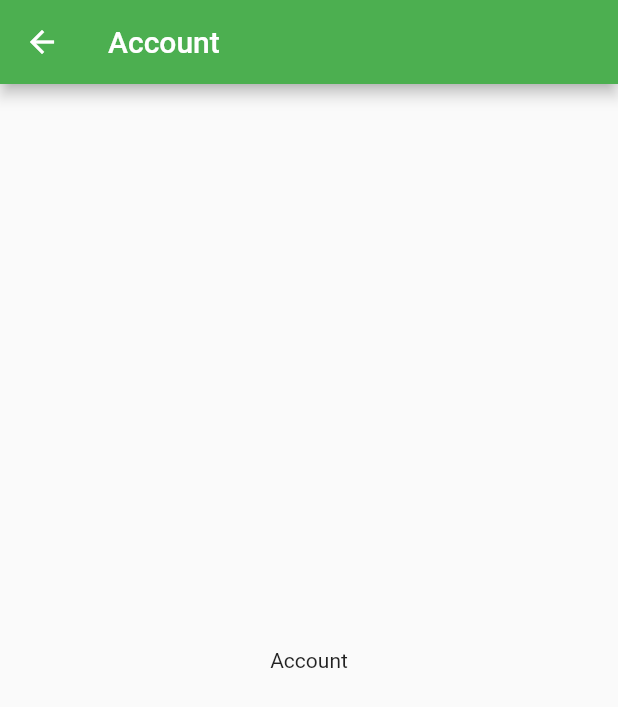
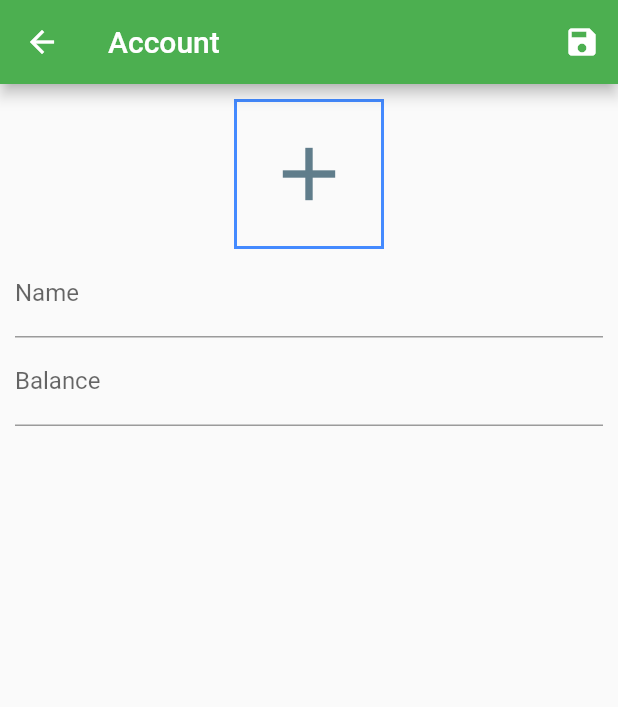
Before and after one commit to dxps/flutter_playground, a Flutter app: the AccountPage screen opened directly, on a phone screen of 412 x 824 dp. Shown: the top 707 px of the screen. Run offline on Flutter 3.47's test engine with Material 2 defaults, Android fonts, the light colour scheme and no system bars; our stand-ins replace bloc, flutter_bloc, geolocator, get_it, rxdart, sqflite; missing offline and left inert: flutter_reorderable_list; accounts and stored records are empty.

Commit message:
spend_tracker > unit5m2

```diff
--- a/spend_tracker/lib/pages/accounts/account_page.dart
+++ b/spend_tracker/lib/pages/accounts/account_page.dart
@@ -1,15 +1,83 @@
 import 'package:flutter/material.dart';
+import 'package:spend_tracker/pages/icons/icons_page.dart';
 
-class AccountPage extends StatelessWidget {
+class AccountPage extends StatefulWidget {
   const AccountPage({Key key}) : super(key: key);
+
+  @override
+  _AccountPageState createState() => _AccountPageState();
+}
+
+class _AccountPageState extends State<AccountPage> {
+  //
+  var _formData = Map<String, dynamic>();
+  var _formKey = GlobalKey<FormState>();
+  IconData _newIcon;
 
   @override
   Widget build(BuildContext context) {
     return Container(
       child: Scaffold(
-        appBar: AppBar(title: const Text('Account')),
-        body: Center(
-          child: const Text('Account'),
+        appBar: AppBar(
+          title: const Text('Account'),
+          actions: <Widget>[
+            IconButton(
+              icon: Icon(Icons.save),
+              onPressed: () {
+                if (!_formKey.currentState.validate()) return;
+                _formKey.currentState.save();
+                Navigator.of(context).pop();
+              },
+            )
+          ],
+        ),
+        body: Form(
+          key: _formKey,
+          child: Padding(
+            padding: const EdgeInsets.all(10.0),
+            child: Column(
+              children: <Widget>[
+                InkWell(
+                  onTap: () async {
+                    var iconData = await Navigator.push(
+                      context,
+                      MaterialPageRoute(builder: (context) => IconsPage()),
+                    );
+                    setState(() {
+                      _newIcon = iconData;
+                    });
+                  },
+                  child: Container(
+                    height: 100,
+                    width: 100,
+                    decoration:
+                        BoxDecoration(border: Border.all(width: 2, color: Colors.blueAccent)),
+                    child: Icon(
+                      _newIcon = _newIcon == null ? Icons.add : _newIcon,
+                      size: 60,
+                      color: Colors.blueGrey,
+                    ),
+                  ),
+                ),
+                TextFormField(
+                  decoration: InputDecoration(labelText: 'Name'),
+                  onSaved: (String value) => _formData['name'] = value,
+                  validator: (String value) {
+                    return (value.isEmpty) ? 'Required' : null;
+                  },
+                ),
+                TextFormField(
+                  decoration: InputDecoration(labelText: 'Balance'),
+                  keyboardType: TextInputType.numberWithOptions(decimal: true, signed: true),
+                  onSaved: (String value) => _formData['balance'] = value,
+                  validator: (String value) {
+                    if (value.isEmpty) return 'Required';
+                    return (double.tryParse(value) == null) ? 'Invalid Number' : null;
+                  },
+                )
+              ],
+            ),
+          ),
         ),
       ),
     );
```
Also changed, not shown: spend_tracker/lib/pages/accounts/accounts_page.dart (+16 -1 lines), spend_tracker/lib/pages/icons/icon_list.dart (added, +99 -0 lines), spend_tracker/lib/pages/icons/icons_page.dart (+21 -2 lines).
